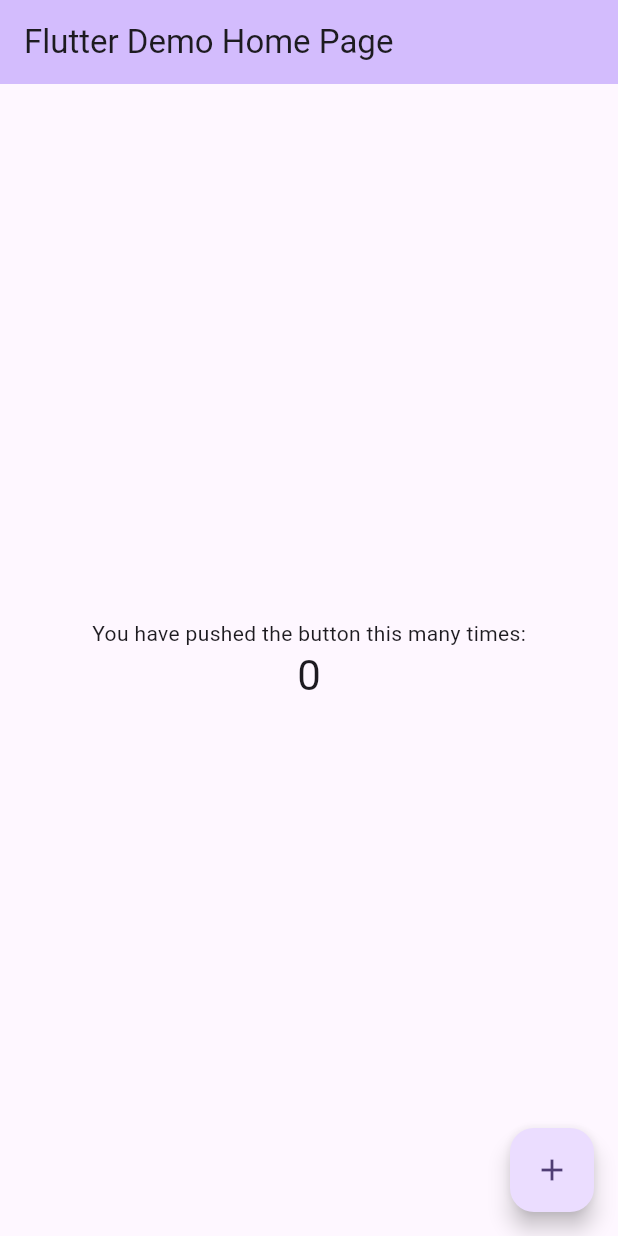
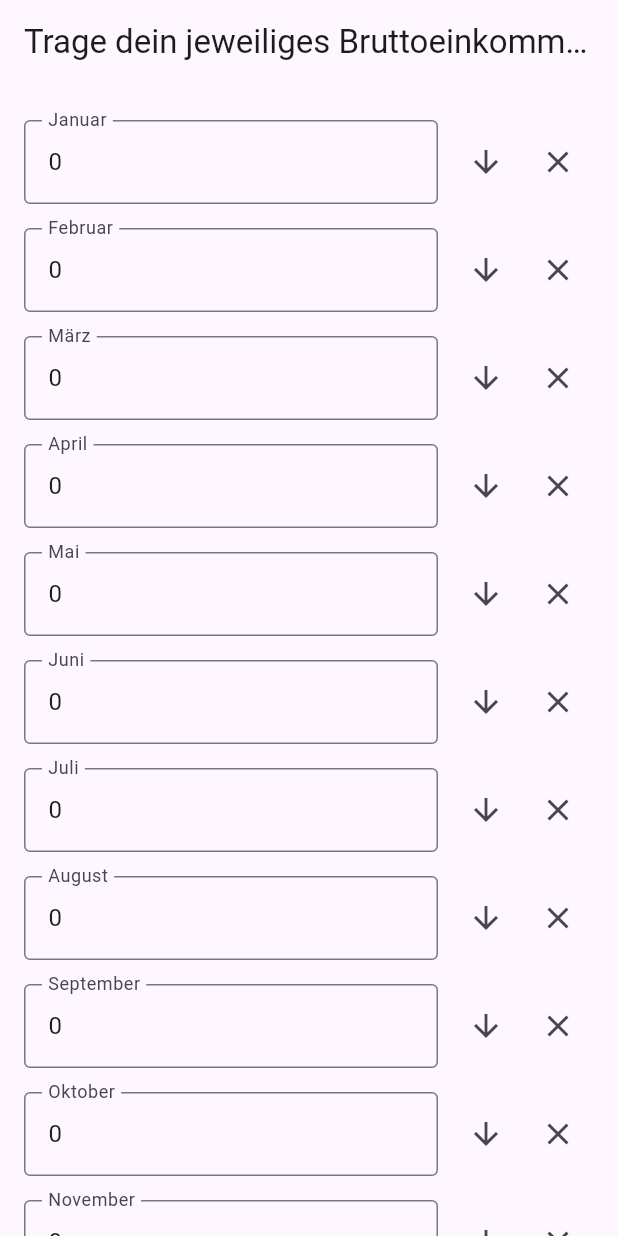
Before and after one commit to AlexanderSambale/wievielkriegich, a Flutter app: the screen it shows after launch, on a phone screen of 412 x 824 dp. Run offline on Flutter 3.47's test engine with Material 3 defaults, Android fonts, the light colour scheme and no system bars.

Commit message:
feat: Add UI with 12 months to input income

```diff
--- a/lib/main.dart
+++ b/lib/main.dart
@@ -1,4 +1,5 @@
 import 'package:flutter/material.dart';
+import 'package:flutter/services.dart';
 
 void main() {
   runApp(const MyApp());
@@ -11,7 +12,7 @@
   @override
   Widget build(BuildContext context) {
     return MaterialApp(
-      title: 'Flutter Demo',
+      title: 'Wie viel krieg ich?',
       theme: ThemeData(
         // This is the theme of your application.
         //
@@ -30,93 +31,142 @@
         // tested with just a hot reload.
         colorScheme: ColorScheme.fromSeed(seedColor: Colors.deepPurple),
       ),
-      home: const MyHomePage(title: 'Flutter Demo Home Page'),
+      home: TwelveInputFields(),
     );
   }
 }
 
-class MyHomePage extends StatefulWidget {
-  const MyHomePage({super.key, required this.title});
+enum Monat {
+  januar,
+  februar,
+  maerz,
+  april,
+  mai,
+  juni,
+  juli,
+  august,
+  september,
+  oktober,
+  november,
+  dezember,
+}
 
-  // This widget is the home page of your application. It is stateful, meaning
-  // that it has a State object (defined below) that contains fields that affect
-  // how it looks.
+extension MonatExtension on Monat {
+  String get name {
+    switch (this) {
+      case Monat.januar:
+        return 'Januar';
+      case Monat.februar:
+        return 'Februar';
+      case Monat.maerz:
+        return 'März';
+      case Monat.april:
+        return 'April';
+      case Monat.mai:
+        return 'Mai';
+      case Monat.juni:
+        return 'Juni';
+      case Monat.juli:
+        return 'Juli';
+      case Monat.august:
+        return 'August';
+      case Monat.september:
+        return 'September';
+      case Monat.oktober:
+        return 'Oktober';
+      case Monat.november:
+        return 'November';
+      case Monat.dezember:
+        return 'Dezember';
+    }
+  }
 
-  // This class is the configuration for the state. It holds the values (in this
-  // case the title) provided by the parent (in this case the App widget) and
-  // used by the build method of the State. Fields in a Widget subclass are
-  // always marked "final".
+  int get nummer => index + 1; // Januar = 1, Dezember = 12
+}
 
-  final String title;
+class TwelveInputFields extends StatefulWidget {
+  const TwelveInputFields({super.key});
 
   @override
-  State<MyHomePage> createState() => _MyHomePageState();
+  _TwelveInputFieldsState createState() => _TwelveInputFieldsState();
 }
 
-class _MyHomePageState extends State<MyHomePage> {
-  int _counter = 0;
+class _TwelveInputFieldsState extends State<TwelveInputFields> {
+  final List<TextEditingController> _controllers = List.generate(
+    12,
+    (index) => TextEditingController(text: '0'),
+  );
 
-  void _incrementCounter() {
+  @override
+  void dispose() {
+    for (var controller in _controllers) {
+      controller.dispose();
+    }
+    super.dispose();
+  }
+
+  void _copyValueDown(int index) {
+    if (index < _controllers.length - 1) {
+      setState(() {
+        _controllers[index + 1].text = _controllers[index].text;
+      });
+    }
+  }
+
+  void _clearField(int index) {
     setState(() {
-      // This call to setState tells the Flutter framework that something has
-      // changed in this State, which causes it to rerun the build method below
-      // so that the display can reflect the updated values. If we changed
-      // _counter without calling setState(), then the build method would not be
-      // called again, and so nothing would appear to happen.
-      _counter++;
+      _controllers[index].text = '0';
     });
   }
 
   @override
   Widget build(BuildContext context) {
-    // This method is rerun every time setState is called, for instance as done
-    // by the _incrementCounter method above.
-    //
-    // The Flutter framework has been optimized to make rerunning build methods
-    // fast, so that you can just rebuild anything that needs updating rather
-    // than having to individually change instances of widgets.
     return Scaffold(
       appBar: AppBar(
-        // TRY THIS: Try changing the color here to a specific color (to
-        // Colors.amber, perhaps?) and trigger a hot reload to see the AppBar
-        // change color while the other colors stay the same.
-        backgroundColor: Theme.of(context).colorScheme.inversePrimary,
-        // Here we take the value from the MyHomePage object that was created by
-        // the App.build method, and use it to set our appbar title.
-        title: Text(widget.title),
-      ),
-      body: Center(
-        // Center is a layout widget. It takes a single child and positions it
-        // in the middle of the parent.
-        child: Column(
-          // Column is also a layout widget. It takes a list of children and
-          // arranges them vertically. By default, it sizes itself to fit its
-          // children horizontally, and tries to be as tall as its parent.
-          //
-          // Column has various properties to control how it sizes itself and
-          // how it positions its children. Here we use mainAxisAlignment to
-          // center the children vertically; the main axis here is the vertical
-          // axis because Columns are vertical (the cross axis would be
-          // horizontal).
-          //
-          // TRY THIS: Invoke "debug painting" (choose the "Toggle Debug Paint"
-          // action in the IDE, or press "p" in the console), to see the
-          // wireframe for each widget.
-          mainAxisAlignment: MainAxisAlignment.center,
-          children: <Widget>[
-            const Text('You have pushed the button this many times:'),
-            Text(
-              '$_counter',
-              style: Theme.of(context).textTheme.headlineMedium,
-            ),
-          ],
+        title: Text(
+          'Trage dein jeweiliges Bruttoeinkommen in € in die Monate ein.',
         ),
       ),
-      floatingActionButton: FloatingActionButton(
-        onPressed: _incrementCounter,
-        tooltip: 'Increment',
-        child: const Icon(Icons.add),
-      ), // This trailing comma makes auto-formatting nicer for build methods.
+      body: SingleChildScrollView(
+        padding: EdgeInsets.all(16),
+        child: Column(
+          children: List.generate(12, (index) {
+            return Padding(
+              padding: const EdgeInsets.symmetric(vertical: 8.0),
+              child: Row(
+                children: [
+                  // Expanded TextField
+                  Expanded(
+                    child: TextField(
+                      keyboardType: TextInputType.number,
+                      inputFormatters: [FilteringTextInputFormatter.digitsOnly],
+                      controller: _controllers[index],
+                      decoration: InputDecoration(
+                        labelText: Monat.values[index].name,
+                        border: OutlineInputBorder(),
+                      ),
+                    ),
+                  ),
+                  SizedBox(width: 8),
+                  // Down arrow button (if not the last input)
+                  if (index < _controllers.length - 1)
+                    IconButton(
+                      icon: Icon(Icons.arrow_downward),
+                      tooltip: 'Copy to next field',
+                      onPressed: () => _copyValueDown(index),
+                    ),
+                  // Clear button
+                  IconButton(
+                    icon: Icon(Icons.clear),
+                    tooltip: 'Clear field',
+                    onPressed: () => _clearField(index),
+                  ),
+                ],
+              ),
+            );
+          }),
+        ),
+      ),
     );
   }
 }
```
